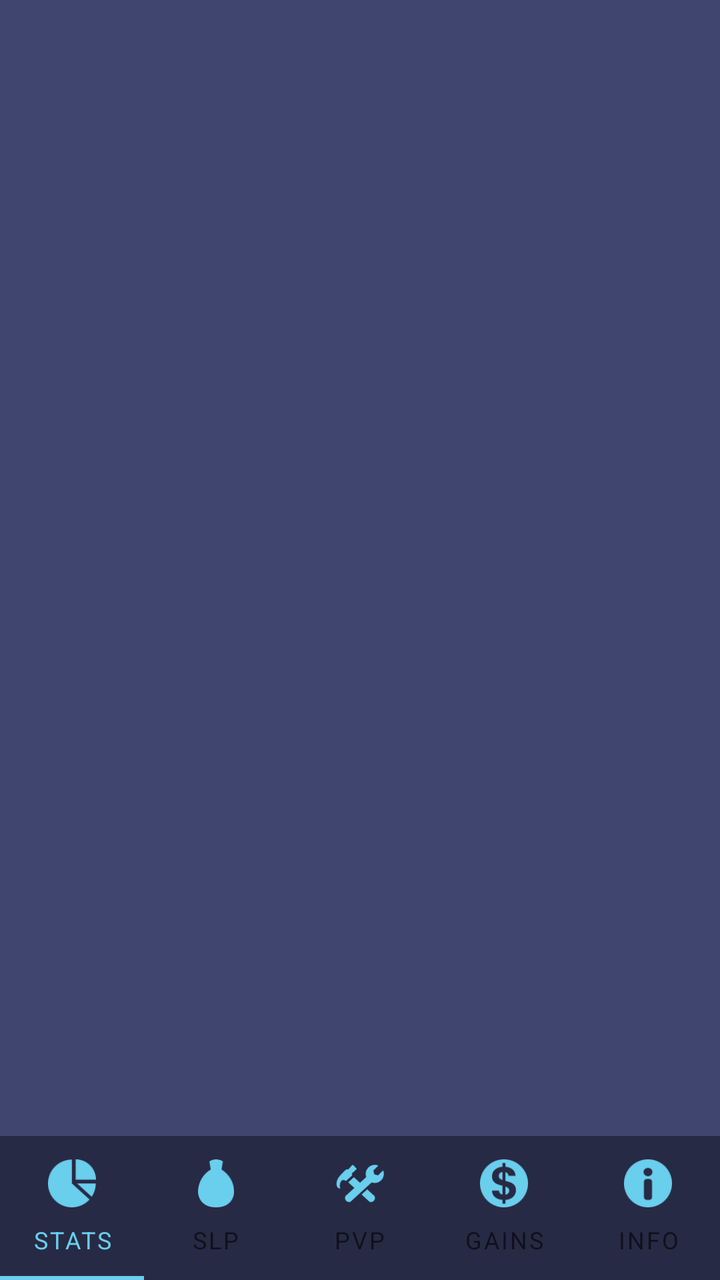
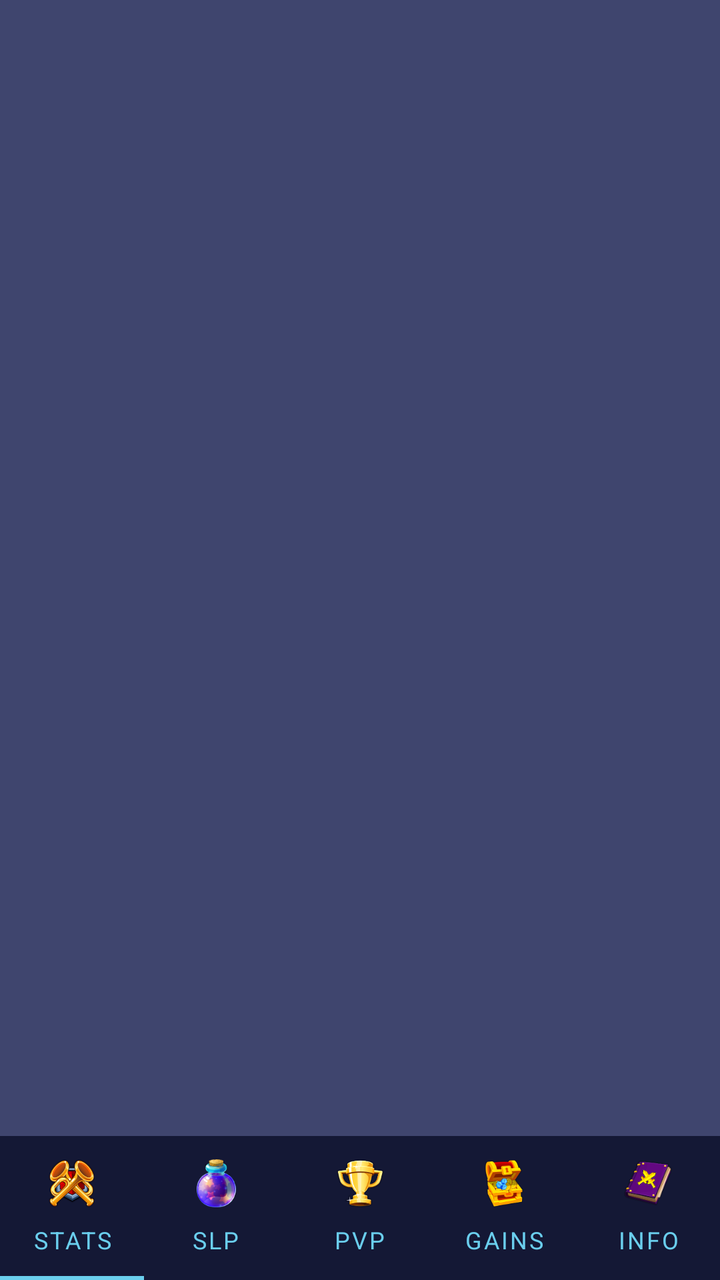

Compare the two renders of this Android layout. The source of the first and the diff that turns it into the second are given below.
<!-- AndroidManifest.xml: application theme Theme.LFGAxieCompanionApp.NoActionBar -->
<!-- res/layout/activity_main.xml -->
<?xml version="1.0" encoding="utf-8"?>
<androidx.constraintlayout.widget.ConstraintLayout xmlns:android="http://schemas.android.com/apk/res/android"
    xmlns:app="http://schemas.android.com/apk/res-auto"
    xmlns:tools="http://schemas.android.com/tools"
    android:layout_width="match_parent"
    android:layout_height="match_parent"
    android:background="@color/colorPrimary"
    tools:context=".app.presentation.login.LoginActivity">

    <androidx.viewpager2.widget.ViewPager2
        android:id="@+id/viewPager"
        android:layout_width="match_parent"
        android:layout_height="0dp"
        app:layout_constraintBottom_toTopOf="@id/tabBottom"
        app:layout_constraintEnd_toEndOf="parent"
        app:layout_constraintStart_toStartOf="parent"
        app:layout_constraintTop_toTopOf="parent" />

    <com.google.android.material.tabs.TabLayout
        android:id="@+id/tabBottom"
        android:layout_width="match_parent"
        android:layout_height="wrap_content"
        android:background="@color/header"
        app:layout_constraintBottom_toBottomOf="parent"
        app:layout_constraintEnd_toEndOf="parent"
        app:layout_constraintStart_toStartOf="parent"
        app:layout_constraintTop_toBottomOf="@id/viewPager"
        app:tabGravity="fill"
        app:tabIconTint="@color/tab_label"
        app:tabIndicatorColor="@color/tab_label"
        app:tabMode="scrollable"
        app:tabSelectedTextColor="@color/tab_label"
        app:tabTextAppearance="@style/LFGTabText">

        <com.google.android.material.tabs.TabItem
            android:layout_width="wrap_content"
            android:layout_height="match_parent"
            android:icon="@drawable/menu_stats_icon"
            android:text="Stats" />

        <com.google.android.material.tabs.TabItem
            android:layout_width="wrap_content"
            android:layout_height="match_parent"
            android:icon="@drawable/menu_slp_icon"
            android:text="SLP" />

        <com.google.android.material.tabs.TabItem
            android:layout_width="wrap_content"
            android:layout_height="match_parent"
            android:icon="@drawable/menu_pvp_icon"
            android:text="PvP" />

        <com.google.android.material.tabs.TabItem
            android:layout_width="wrap_content"
            android:layout_height="match_parent"
            android:icon="@drawable/menu_gains_icon"
            android:text="Gains" />

        <com.google.android.material.tabs.TabItem
            android:layout_width="wrap_content"
            android:layout_height="match_parent"
            android:icon="@drawable/menu_info_icon"
            android:text="Info" />

        <com.google.android.material.tabs.TabItem
            android:layout_width="wrap_content"
            android:layout_height="match_parent"
            android:icon="@drawable/menu_buff_icon"
            android:text="Buffs" />

        <com.google.android.material.tabs.TabItem
            android:layout_width="wrap_content"
            android:layout_height="match_parent"
            android:icon="@drawable/buff_attack_up"
            android:text="Energy Counter" />

        <com.google.android.material.tabs.TabItem
            android:layout_width="wrap_content"
            android:layout_height="match_parent"
            android:icon="@drawable/buff_attack_up"
            android:text="Cards" />

        <com.google.android.material.tabs.TabItem
            android:layout_width="wrap_content"
            android:layout_height="match_parent"
            android:icon="@drawable/buff_attack_up"
            android:text="Calculator" />

    </com.google.android.material.tabs.TabLayout>


    
    
    
    
    
    
    
    
    
    
    

</androidx.constraintlayout.widget.ConstraintLayout>
<!-- resources referenced by this layout -->
<resources>
  <color name="colorPrimary">#3F456E</color>
  <color name="header">#272A44</color>
  <color name="tab_label">#6ACEED</color>
  <!-- drawable buff_attack_up: png bitmap (drawable, 3158 bytes) -->
  <!-- drawable menu_buff_icon: png bitmap (drawable, 1907 bytes) -->
  <!-- drawable menu_gains_icon: png bitmap (drawable, 2737 bytes) -->
  <!-- drawable menu_info_icon: png bitmap (drawable, 2221 bytes) -->
  <!-- drawable menu_pvp_icon: png bitmap (drawable, 3056 bytes) -->
  <!-- drawable menu_slp_icon: png bitmap (drawable, 1883 bytes) -->
  <!-- drawable menu_stats_icon: png bitmap (drawable, 2246 bytes) -->
  <style name="LFGTabText">
          <item name="fontFamily">@font/poppins_semibold</item>
          <item name="android:textColor">@color/arena_color</item>
          <item name="tabSelectedTextColor">@color/arena_color</item>
          <item name="android:textSize">12dp</item>
      </style>
  <style name="Theme.LFGAxieCompanionApp.NoActionBar">
          <item name="windowActionBar">false</item>
          <item name="windowNoTitle">true</item>
      </style>
  <color name="arena_color">#0CAD9D</color>
</resources>

<!-- the commit's change to res/layout/activity_main.xml (unified diff, before → after) -->
@@ -20,85 +20,53 @@
         android:id="@+id/tabBottom"
         android:layout_width="match_parent"
         android:layout_height="wrap_content"
-        android:background="@color/header"
+        android:background="@color/bottom_nav_bg"
         app:layout_constraintBottom_toBottomOf="parent"
         app:layout_constraintEnd_toEndOf="parent"
         app:layout_constraintStart_toStartOf="parent"
         app:layout_constraintTop_toBottomOf="@id/viewPager"
         app:tabGravity="fill"
-        app:tabIconTint="@color/tab_label"
+        app:tabIconTint="#ffffff"
+        app:tabIconTintMode="multiply"
         app:tabIndicatorColor="@color/tab_label"
         app:tabMode="scrollable"
-        app:tabSelectedTextColor="@color/tab_label"
-        app:tabTextAppearance="@style/LFGTabText">
+        app:tabTextAppearance="@style/LFGTabText"
+        app:tabTextColor="@color/tab_label">
 
         <com.google.android.material.tabs.TabItem
             android:layout_width="wrap_content"
             android:layout_height="match_parent"
-            android:icon="@drawable/menu_stats_icon"
+            android:icon="@drawable/stats_icon"
             android:text="Stats" />
 
         <com.google.android.material.tabs.TabItem
             android:layout_width="wrap_content"
             android:layout_height="match_parent"
-            android:icon="@drawable/menu_slp_icon"
+            android:icon="@drawable/slp_icon"
             android:text="SLP" />
 
         <com.google.android.material.tabs.TabItem
             android:layout_width="wrap_content"
             android:layout_height="match_parent"
-            android:icon="@drawable/menu_pvp_icon"
+            android:icon="@drawable/pvp_icon"
             android:text="PvP" />
 
         <com.google.android.material.tabs.TabItem
             android:layout_width="wrap_content"
             android:layout_height="match_parent"
-            android:icon="@drawable/menu_gains_icon"
+            android:icon="@drawable/gains_icon"
             android:text="Gains" />
 
         <com.google.android.material.tabs.TabItem
             android:layout_width="wrap_content"
             android:layout_height="match_parent"
-            android:icon="@drawable/menu_info_icon"
+            android:icon="@drawable/info_icon"
             android:text="Info" />
 
         <com.google.android.material.tabs.TabItem
             android:layout_width="wrap_content"
             android:layout_height="match_parent"
-            android:icon="@drawable/menu_buff_icon"
+            android:icon="@drawable/buffs_icon"
             android:text="Buffs" />
-
-        <com.google.android.material.tabs.TabItem
-            android:layout_width="wrap_content"
-            android:layout_height="match_parent"
-            android:icon="@drawable/buff_attack_up"
-            android:text="Energy Counter" />
-
-        <com.google.android.material.tabs.TabItem
-            android:layout_width="wrap_content"
-            android:layout_height="match_parent"
-            android:icon="@drawable/buff_attack_up"
-            android:text="Cards" />
-
-        <com.google.android.material.tabs.TabItem
-            android:layout_width="wrap_content"
-            android:layout_height="match_parent"
-            android:icon="@drawable/buff_attack_up"
-            android:text="Calculator" />
-
     </com.google.android.material.tabs.TabLayout>
-
-
-    
-    
-    
-    
-    
-    
-    
-    
-    
-    
-    
-
 </androidx.constraintlayout.widget.ConstraintLayout>
<!-- resource entries referenced after the edit -->
@@ -1,25 +1,23 @@
 <!-- resources referenced by this layout -->
 <resources>
+  <color name="bottom_nav_bg">#141835</color>
   <color name="colorPrimary">#3F456E</color>
-  <color name="header">#272A44</color>
   <color name="tab_label">#6ACEED</color>
-  <!-- drawable buff_attack_up: png bitmap (drawable, 3158 bytes) -->
-  <!-- drawable menu_buff_icon: png bitmap (drawable, 1907 bytes) -->
-  <!-- drawable menu_gains_icon: png bitmap (drawable, 2737 bytes) -->
-  <!-- drawable menu_info_icon: png bitmap (drawable, 2221 bytes) -->
-  <!-- drawable menu_pvp_icon: png bitmap (drawable, 3056 bytes) -->
-  <!-- drawable menu_slp_icon: png bitmap (drawable, 1883 bytes) -->
-  <!-- drawable menu_stats_icon: png bitmap (drawable, 2246 bytes) -->
+  <!-- drawable buffs_icon: png bitmap (drawable, 8043 bytes) -->
+  <!-- drawable gains_icon: png bitmap (drawable, 11308 bytes) -->
+  <!-- drawable info_icon: png bitmap (drawable, 10102 bytes) -->
+  <!-- drawable pvp_icon: png bitmap (drawable, 11693 bytes) -->
+  <!-- drawable slp_icon: png bitmap (drawable, 15699 bytes) -->
+  <!-- drawable stats_icon: png bitmap (drawable, 24224 bytes) -->
   <style name="LFGTabText">
           <item name="fontFamily">@font/poppins_semibold</item>
-          <item name="android:textColor">@color/arena_color</item>
-          <item name="tabSelectedTextColor">@color/arena_color</item>
+          <item name="android:textColor">@color/slp_label</item>
           <item name="android:textSize">12dp</item>
       </style>
   <style name="Theme.LFGAxieCompanionApp.NoActionBar">
           <item name="windowActionBar">false</item>
           <item name="windowNoTitle">true</item>
       </style>
-  <color name="arena_color">#0CAD9D</color>
+  <color name="slp_label">#6ACEED</color>
 </resources>
 
